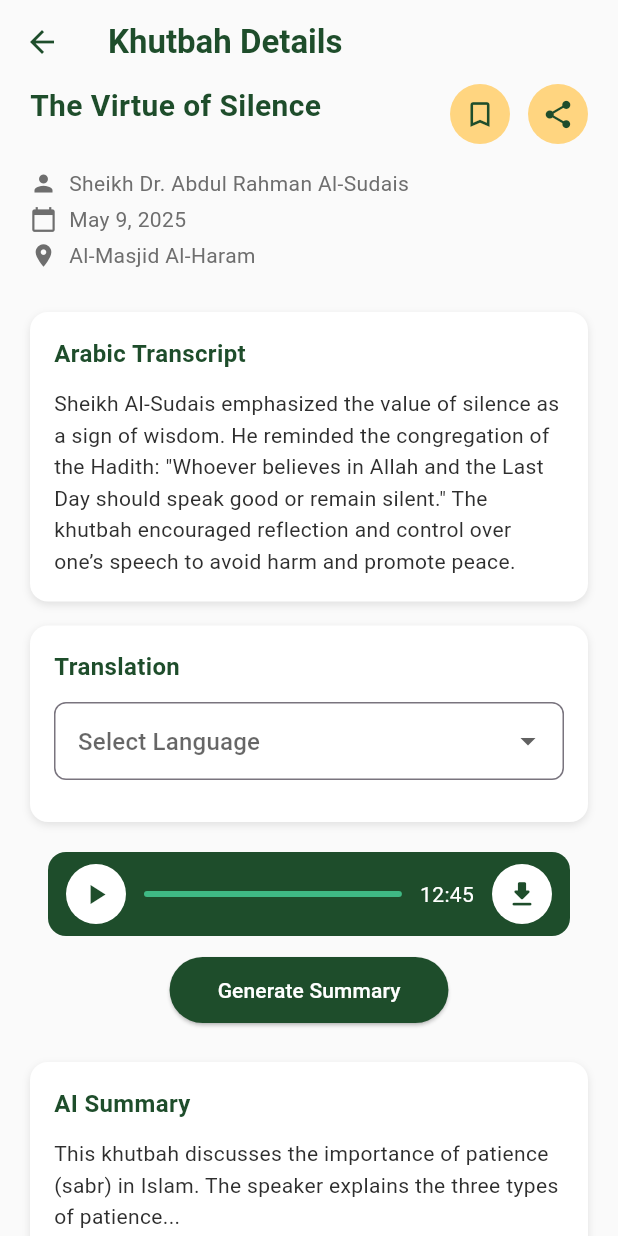
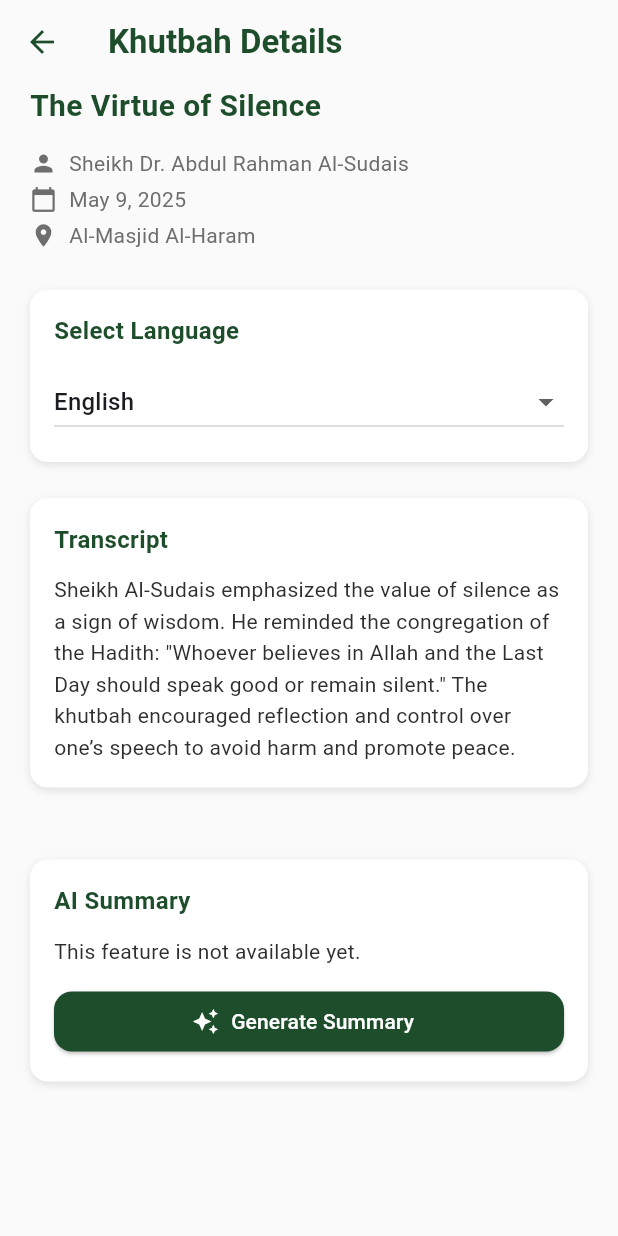
Before and after one commit to iqbees/KhutbahFinderApp, a Flutter app: the KhutbahDetailsPage screen opened directly with sample values from the repository, after a tap on "Generate Summary", on a phone screen of 412 x 824 dp. Run offline on Flutter 3.47's test engine with Material 3 defaults, Android fonts, the phone set to English and light mode, and no system bars; our stand-ins replace youtube_player_iframe.

Commit message:
improvements to khutbah details page

```diff
--- a/lib/models/khutbah.dart
+++ b/lib/models/khutbah.dart
@@ -4,7 +4,9 @@ class Khutbah {
   final String speaker;
   final String date;
   final String topic;
-  final String transcript;
+  final Map<String, String> transcripts;
+  final Map<String, String> youtubeUrls;
+  final String? summary;
 
   Khutbah({
     required this.title,
@@ -12,6 +14,8 @@ class Khutbah {
     required this.speaker,
     required this.date,
     required this.topic,
-    required this.transcript,
+    required this.transcripts,
+    required this.youtubeUrls,
+    this.summary,
   });
 }
--- a/lib/pages/home_page.dart
+++ b/lib/pages/home_page.dart
@@ -10,7 +10,12 @@ final List<Khutbah> allKhutbahs = [
     speaker: 'Sheikh Dr. Abdul Rahman Al-Sudais',
     date: 'May 9, 2025',
     topic: 'Silence',
-    transcript: 'Sheikh Al-Sudais emphasized the value of silence as a sign of wisdom. He reminded the congregation of the Hadith: "Whoever believes in Allah and the Last Day should speak good or remain silent." The khutbah encouraged reflection and control over one’s speech to avoid harm and promote peace.',
+    transcripts: {
+      'English': 'Sheikh Al-Sudais emphasized the value of silence as a sign of wisdom. He reminded the congregation of the Hadith: "Whoever believes in Allah and the Last Day should speak good or remain silent." The khutbah encouraged reflection and control over one’s speech to avoid harm and promote peace.'
+    },
+    youtubeUrls: {
+      'English': 'https://www.youtube.com/watch?v=8530xHMXgho'
+    },
   ),
   Khutbah(
     title: 'The Virtues of Patience and Trust in Allah',
@@ -18,7 +23,12 @@ final List<Khutbah> allKhutbahs = [
     speaker: 'Sheikh Dr. Abdul Bari bin Awwad Ath-Thubaity',
     date: 'May 9, 2025',
     topic: 'Patience',
-    transcript: 'In this khutbah, Sheikh Ath-Thubaity spoke about the rewards of patience and placing trust in Allah. He explained that these qualities lead to peace and strength in hardship, referencing stories from the lives of the Prophets as examples.',
+    transcripts: {
+      'English': 'In this khutbah, Sheikh Ath-Thubaity spoke about the rewards of patience and placing trust in Allah. He explained that these qualities lead to peace and strength in hardship, referencing stories from the lives of the Prophets as examples.'
+    },
+    youtubeUrls: {
+      'English': 'https://www.youtube.com/watch?v=8530xHMXgho'
+    },
   ),
 ];
 
--- a/lib/pages/khutbah_details_page.dart
+++ b/lib/pages/khutbah_details_page.dart
@@ -1,4 +1,5 @@
 import 'package:flutter/material.dart';
+import 'package:youtube_player_iframe/youtube_player_iframe.dart';
 import '../models/khutbah.dart';
 
 class KhutbahDetailsPage extends StatefulWidget {
@@ -11,7 +12,73 @@ class KhutbahDetailsPage extends StatefulWidget {
 }
 
 class _KhutbahDetailsPageState extends State<KhutbahDetailsPage> {
-  String? selectedLanguage;
+  late YoutubePlayerController _youtubeController;
+  late String _selectedLanguage;
+  bool _hasVideo = false;
+
+  // For AI Summary
+  String? _aiSummaryMessage;
+  bool _isLoadingSummary = false;
+
+  @override
+  void initState() {
+    super.initState();
+    _selectedLanguage = widget.khutbah.transcripts.keys.first;
+    _initYoutubePlayer();
+  }
+
+  void _initYoutubePlayer() {
+    final youtubeUrl = widget.khutbah.youtubeUrls[_selectedLanguage] ?? '';
+    final videoId = YoutubePlayerController.convertUrlToId(youtubeUrl);
+
+    if (videoId != null && videoId.isNotEmpty) {
+      _hasVideo = true;
+      _youtubeController = YoutubePlayerController.fromVideoId(
+        videoId: videoId,
+        autoPlay: false,
+        params: const YoutubePlayerParams(
+          showControls: true,
+          showFullscreenButton: true,
+          mute: false,
+        ),
+      );
+    } else {
+      _hasVideo = false;
+    }
+  }
+
+  void _onLanguageChanged(String? lang) {
+    if (lang == null || lang == _selectedLanguage) return;
+
+    setState(() {
+      _selectedLanguage = lang;
+      if (_hasVideo) {
+        _youtubeController.close();
+      }
+      _initYoutubePlayer();
+    });
+  }
+
+  void _generateSummaryPlaceholder() {
+    setState(() {
+      _isLoadingSummary = true;
+    });
+
+    Future.delayed(const Duration(seconds: 1), () {
+      setState(() {
+        _isLoadingSummary = false;
+        _aiSummaryMessage = 'This feature is not available yet.';
+      });
+    });
+  }
+
+  @override
+  void dispose() {
+    if (_hasVideo) {
+      _youtubeController.close();
+    }
+    super.dispose();
+  }
 
   @override
   Widget build(BuildContext context) {
@@ -36,150 +103,86 @@ class _KhutbahDetailsPageState extends State<KhutbahDetailsPage> {
         child: Column(
           crossAxisAlignment: CrossAxisAlignment.start,
           children: [
-            /// Title + Icons
-            Row(
-              crossAxisAlignment: CrossAxisAlignment.start,
-              children: [
-                Expanded(
-                  child: Text(
-                    khutbah.title,
-                    style: const TextStyle(
-                      color: Color(0xFF1E4D2B),
-                      fontSize: 20,
-                      fontWeight: FontWeight.bold,
-                    ),
-                  ),
-                ),
-                Row(
-                  children: [
-                    _circleIcon(Icons.bookmark_border),
-                    const SizedBox(width: 12),
-                    _circleIcon(Icons.share),
-                  ],
-                )
-              ],
+            Text(
+              khutbah.title,
+              style: const TextStyle(
+                fontSize: 20,
+                fontWeight: FontWeight.bold,
+                color: Color(0xFF1E4D2B),
+              ),
             ),
-            const SizedBox(height: 16),
-
-            /// Metadata
+            const SizedBox(height: 12),
             _metaRow(Icons.person, khutbah.speaker),
             _metaRow(Icons.calendar_today, khutbah.date),
             _metaRow(Icons.location_on, khutbah.mosque),
+
             const SizedBox(height: 16),
-
-            /// Arabic Transcript
             _sectionCard(
-              title: 'Arabic Transcript',
-              child: Text(
-                khutbah.transcript,
-                style: const TextStyle(
-                  color: Color(0xFF2E2E2E),
-                  height: 1.5,
+              title: 'Select Language',
+              child: SizedBox(
+                width: double.infinity,
+                child: DropdownButton<String>(
+                  value: _selectedLanguage,
+                  isExpanded: true,
+                  onChanged: _onLanguageChanged,
+                  items: khutbah.transcripts.keys.map((lang) {
+                    return DropdownMenuItem(
+                      value: lang,
+                      child: Text(lang),
+                    );
+                  }).toList(),
                 ),
               ),
             ),
 
-            /// Translation with Dropdown
+            const SizedBox(height: 8),
             _sectionCard(
-              title: 'Translation',
+              title: 'Transcript',
+              child: Text(
+                khutbah.transcripts[_selectedLanguage] ?? 'No transcript available.',
+                style: const TextStyle(height: 1.5, color: Color(0xFF2E2E2E)),
+              ),
+            ),
+
+            const SizedBox(height: 16),
+            if (_hasVideo)
+              _sectionCard(
+                title: 'Listen to Khutbah',
+                child: AspectRatio(
+                  aspectRatio: 16 / 9,
+                  child: YoutubePlayer(controller: _youtubeController),
+                ),
+              ),
+
+            const SizedBox(height: 16),
+            _sectionCard(
+              title: 'AI Summary',
               child: Column(
                 crossAxisAlignment: CrossAxisAlignment.start,
                 children: [
-                  DropdownButtonFormField<String>(
-                    value: selectedLanguage,
-                    items: ['English', 'French', 'Spanish', 'Urdu']
-                        .map((lang) => DropdownMenuItem(
-                              value: lang,
-                              child: Text(lang),
-                            ))
-                        .toList(),
-                    onChanged: (val) {
-                      setState(() {
-                        selectedLanguage = val;
-                      });
-                    },
-                    decoration: InputDecoration(
-                      hintText: 'Select Language',
-                      border: OutlineInputBorder(
-                        borderRadius: BorderRadius.circular(8),
-                        borderSide:
-                            const BorderSide(color: Color(0xFFE0E0E0)),
+                  if (_aiSummaryMessage != null)
+                    Text(
+                      _aiSummaryMessage!,
+                      style: const TextStyle(height: 1.5, color: Color(0xFF2E2E2E)),
+                    )
+                  else if (_isLoadingSummary)
+                    const Center(child: CircularProgressIndicator())
+                  else
+                    const Text('No summary available.'),
+                  const SizedBox(height: 12),
+                  SizedBox(
+                    width: double.infinity,
+                    child: ElevatedButton.icon(
+                      icon: const Icon(Icons.auto_awesome),
+                      label: const Text('Generate Summary'),
+                      style: ElevatedButton.styleFrom(
+                        backgroundColor: const Color(0xFF1E4D2B),
+                        foregroundColor: Colors.white,
                       ),
-                      contentPadding: const EdgeInsets.symmetric(
-                          horizontal: 12, vertical: 14),
+                      onPressed: _isLoadingSummary ? null : _generateSummaryPlaceholder,
                     ),
                   ),
-                  const SizedBox(height: 12),
-                  if (selectedLanguage != null)
-                    const Text(
-                      '“In the name of Allah, the Most Gracious, the Most Merciful... Patience is one of the greatest virtues...”',
-                      style: TextStyle(
-                        color: Color(0xFF2E2E2E),
-                        height: 1.5,
-                      ),
-                    ),
                 ],
-              ),
-            ),
-
-            /// Audio Player UI (Mock)
-            Container(
-              margin: const EdgeInsets.all(12),
-              padding: const EdgeInsets.symmetric(horizontal: 12, vertical: 8),
-              decoration: BoxDecoration(
-                color: const Color(0xFF1E4D2B),
-                borderRadius: BorderRadius.circular(12),
-              ),
-              child: Row(
-                children: [
-                  _circleIcon(Icons.play_arrow, bgColor: Colors.white),
-                  const SizedBox(width: 12),
-                  Expanded(
-                    child: Container(
-                      height: 4,
-                      decoration: BoxDecoration(
-                        color: const Color(0xFF3FB984),
-                        borderRadius: BorderRadius.circular(2),
-                      ),
-                    ),
-                  ),
-                  const SizedBox(width: 12),
-                  const Text('12:45', style: TextStyle(color: Colors.white)),
-                  const SizedBox(width: 12),
-                  _circleIcon(Icons.download_rounded, bgColor: Colors.white),
-                ],
-              ),
-            ),
-
-            /// Generate Summary Button
-            Center(
-              child: ElevatedButton(
-                onPressed: () {},
-                style: ElevatedButton.styleFrom(
-                  backgroundColor: const Color(0xFF1E4D2B),
-                  shape: RoundedRectangleBorder(
-                    borderRadius: BorderRadius.circular(25),
-                  ),
-                  padding:
-                      const EdgeInsets.symmetric(horizontal: 32, vertical: 12),
-                ),
-                child: const Text(
-                  'Generate Summary',
-                  style: TextStyle(color: Colors.white),
-                ),
-              ),
-            ),
-            const SizedBox(height: 16),
-
-            /// AI Summary
-            _sectionCard(
-              title: 'AI Summary',
-              child: const Text(
-                'This khutbah discusses the importance of patience (sabr) in Islam. The speaker explains the three types of patience...',
-                style: TextStyle(
-                  color: Color(0xFF2E2E2E),
-                  height: 1.5,
-                ),
               ),
             ),
           ],
@@ -190,17 +193,12 @@ class _KhutbahDetailsPageState extends State<KhutbahDetailsPage> {
 
   Widget _metaRow(IconData icon, String text) {
     return Padding(
-      padding: const EdgeInsets.only(bottom: 4),
+      padding: const EdgeInsets.symmetric(vertical: 2),
       child: Row(
         children: [
           Icon(icon, size: 18, color: const Color(0xFF6E6E6E)),
           const SizedBox(width: 8),
-          Expanded(
-            child: Text(
-              text,
-              style: const TextStyle(color: Color(0xFF6E6E6E)),
-            ),
-          ),
+          Expanded(child: Text(text, style: const TextStyle(color: Color(0xFF6E6E6E)))),
         ],
       ),
     );
@@ -214,11 +212,7 @@ class _KhutbahDetailsPageState extends State<KhutbahDetailsPage> {
         color: Colors.white,
         borderRadius: BorderRadius.circular(12),
         boxShadow: const [
-          BoxShadow(
-            blurRadius: 4,
-            color: Color(0x1A000000),
-            offset: Offset(0, 2),
-          )
+          BoxShadow(blurRadius: 4, color: Color(0x1A000000), offset: Offset(0, 2)),
         ],
       ),
       child: Column(
@@ -227,9 +221,9 @@ class _KhutbahDetailsPageState extends State<KhutbahDetailsPage> {
           Text(
             title,
             style: const TextStyle(
-              color: Color(0xFF1E4D2B),
               fontSize: 16,
               fontWeight: FontWeight.w600,
+              color: Color(0xFF1E4D2B),
             ),
           ),
           const SizedBox(height: 12),
@@ -238,16 +232,4 @@ class _KhutbahDetailsPageState extends State<KhutbahDetailsPage> {
       ),
     );
   }
-
-  Widget _circleIcon(IconData icon, {Color bgColor = const Color(0xFFFFD580)}) {
-    return Container(
-      width: 40,
-      height: 40,
-      decoration: BoxDecoration(
-        color: bgColor,
-        shape: BoxShape.circle,
-      ),
-      child: Icon(icon, color: const Color(0xFF1E4D2B), size: 22),
-    );
-  }
 }
--- a/pubspec.yaml
+++ b/pubspec.yaml
@@ -9,6 +9,7 @@ environment:
 dependencies:
   flutter:
     sdk: flutter
+  youtube_player_iframe: ^4.0.4
 
 dev_dependencies:
   flutter_test:
```
Also changed, not shown: pubspec.lock, 17 other files.
